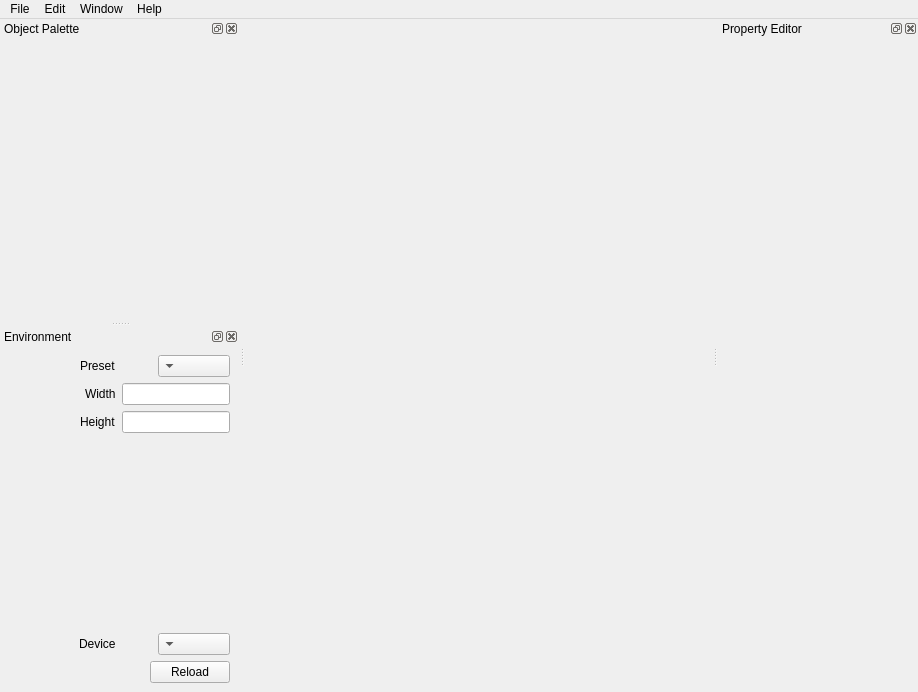
This is editor/mainWindow.ui in Vavius/moai-ide as Qt 5 draws it before an edit. The edited form follows.
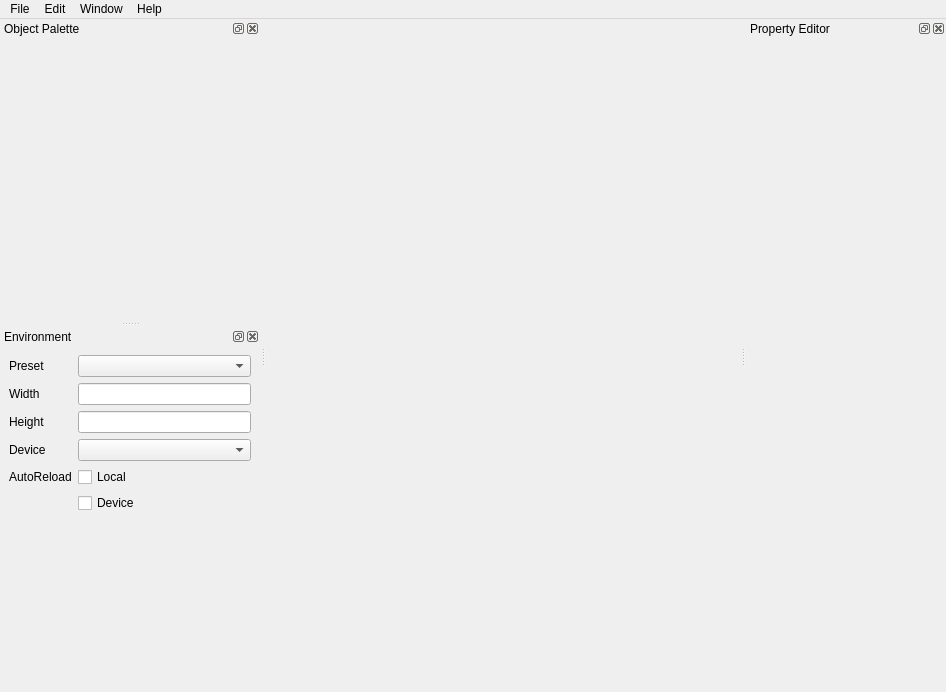
This is the edited form.

What changed in the file:
```diff
--- a/editor/mainWindow.ui
+++ b/editor/mainWindow.ui
@@ -9,7 +9,7 @@
    <rect>
     <x>0</x>
     <y>0</y>
-    <width>918</width>
+    <width>946</width>
     <height>692</height>
    </rect>
   </property>
@@ -28,7 +28,7 @@
     <rect>
      <x>0</x>
      <y>0</y>
-     <width>918</width>
+     <width>946</width>
      <height>22</height>
     </rect>
    </property>
@@ -111,7 +111,7 @@
   <widget class="QDockWidget" name="environmentSettings">
    <property name="minimumSize">
     <size>
-     <width>239</width>
+     <width>260</width>
      <height>241</height>
     </size>
    </property>
@@ -129,13 +129,10 @@
    </attribute>
    <widget class="QWidget" name="dockWidgetContents_5">
     <property name="layoutDirection">
-     <enum>Qt::RightToLeft</enum>
+     <enum>Qt::LeftToRight</enum>
     </property>
-    <layout class="QFormLayout" name="formLayout">
-     <property name="fieldGrowthPolicy">
-      <enum>QFormLayout::FieldsStayAtSizeHint</enum>
-     </property>
-     <item row="0" column="0">
+    <layout class="QGridLayout" name="gridLayout">
+     <item row="0" column="1">
       <widget class="QComboBox" name="resolutionPresetsList">
        <property name="sizePolicy">
         <sizepolicy hsizetype="Preferred" vsizetype="Fixed">
@@ -148,28 +145,44 @@
        </property>
       </widget>
      </item>
-     <item row="0" column="1">
-      <widget class="QLabel" name="label">
+     <item row="5" column="1">
+      <widget class="QCheckBox" name="deviceAutoreload">
+       <property name="layoutDirection">
+        <enum>Qt::LeftToRight</enum>
+       </property>
        <property name="text">
-        <string>Preset</string>
+        <string>Device</string>
        </property>
       </widget>
      </item>
-     <item row="1" column="0">
-      <widget class="QLineEdit" name="widthEdit">
-       <property name="focusPolicy">
-        <enum>Qt::StrongFocus</enum>
+     <item row="3" column="0">
+      <widget class="QLabel" name="label_4">
+       <property name="text">
+        <string>Device</string>
+       </property>
+      </widget>
+     </item>
+     <item row="4" column="1">
+      <widget class="QCheckBox" name="localAutoreload">
+       <property name="layoutDirection">
+        <enum>Qt::LeftToRight</enum>
+       </property>
+       <property name="text">
+        <string>Local</string>
        </property>
       </widget>
      </item>
      <item row="1" column="1">
-      <widget class="QLabel" name="label_2">
-       <property name="text">
-        <string>Width</string>
+      <widget class="QLineEdit" name="widthEdit">
+       <property name="focusPolicy">
+        <enum>Qt::StrongFocus</enum>
        </property>
       </widget>
      </item>
-     <item row="2" column="0">
+     <item row="3" column="1">
+      <widget class="QComboBox" name="availableDevicesList"/>
+     </item>
+     <item row="2" column="1">
       <widget class="QLineEdit" name="heightEdit">
        <property name="sizePolicy">
         <sizepolicy hsizetype="Expanding" vsizetype="Fixed">
@@ -188,14 +201,35 @@
        </property>
       </widget>
      </item>
-     <item row="2" column="1">
+     <item row="0" column="0">
+      <widget class="QLabel" name="label">
+       <property name="text">
+        <string>Preset</string>
+       </property>
+      </widget>
+     </item>
+     <item row="1" column="0">
+      <widget class="QLabel" name="label_2">
+       <property name="text">
+        <string>Width</string>
+       </property>
+      </widget>
+     </item>
+     <item row="2" column="0">
       <widget class="QLabel" name="label_3">
        <property name="text">
         <string>Height</string>
        </property>
       </widget>
      </item>
-     <item row="3" column="1">
+     <item row="4" column="0">
+      <widget class="QLabel" name="label_5">
+       <property name="text">
+        <string>AutoReload</string>
+       </property>
+      </widget>
+     </item>
+     <item row="6" column="1">
       <spacer name="verticalSpacer">
        <property name="orientation">
         <enum>Qt::Vertical</enum>
@@ -203,28 +237,11 @@
        <property name="sizeHint" stdset="0">
         <size>
          <width>20</width>
-         <height>20</height>
+         <height>40</height>
         </size>
        </property>
       </spacer>
      </item>
-     <item row="4" column="1">
-      <widget class="QLabel" name="label_4">
-       <property name="text">
-        <string>Device</string>
-       </property>
-      </widget>
-     </item>
-     <item row="5" column="0">
-      <widget class="QPushButton" name="reloadBtn">
-       <property name="text">
-        <string>Reload</string>
-       </property>
-      </widget>
-     </item>
-     <item row="4" column="0">
-      <widget class="QComboBox" name="availablleDevicesList"/>
-     </item>
     </layout>
    </widget>
   </widget>
```
Left out of the diff: 3 changed lines with no effect on the pictures.
